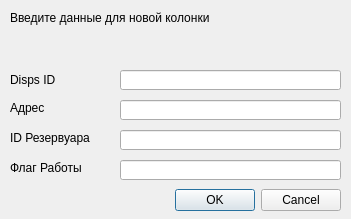
Before: the Qt Designer form dataBaseFirebird/dialogs/addpointsdialog.ui in Evgeniykull/DataBase, drawn with Qt 5.
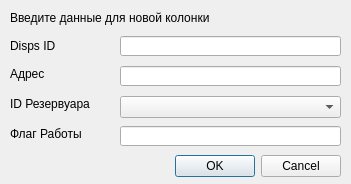
After: the same form once the commit is applied.

Diff of the .ui file:
```diff
--- a/dataBaseFirebird/dialogs/addpointsdialog.ui
+++ b/dataBaseFirebird/dialogs/addpointsdialog.ui
@@ -7,7 +7,7 @@
     <x>0</x>
     <y>0</y>
     <width>351</width>
-    <height>219</height>
+    <height>184</height>
    </rect>
   </property>
   <property name="windowTitle">
@@ -17,7 +17,7 @@
    <property name="geometry">
     <rect>
      <x>10</x>
-     <y>184</y>
+     <y>150</y>
      <width>331</width>
      <height>32</height>
     </rect>
@@ -33,7 +33,7 @@
    <property name="geometry">
     <rect>
      <x>10</x>
-     <y>72</y>
+     <y>38</y>
      <width>101</width>
      <height>16</height>
     </rect>
@@ -46,7 +46,7 @@
    <property name="geometry">
     <rect>
      <x>120</x>
-     <y>100</y>
+     <y>66</y>
      <width>221</width>
      <height>20</height>
     </rect>
@@ -56,7 +56,7 @@
    <property name="geometry">
     <rect>
      <x>120</x>
-     <y>70</y>
+     <y>36</y>
      <width>221</width>
      <height>20</height>
     </rect>
@@ -72,7 +72,7 @@
    <property name="geometry">
     <rect>
      <x>10</x>
-     <y>100</y>
+     <y>66</y>
      <width>101</width>
      <height>16</height>
     </rect>
@@ -94,21 +94,11 @@
     <string>Введите данные для новой колонки</string>
    </property>
   </widget>
-  <widget class="QLineEdit" name="leTankId">
-   <property name="geometry">
-    <rect>
-     <x>120</x>
-     <y>130</y>
-     <width>221</width>
-     <height>20</height>
-    </rect>
-   </property>
-  </widget>
   <widget class="QLabel" name="label_4">
    <property name="geometry">
     <rect>
      <x>10</x>
-     <y>130</y>
+     <y>96</y>
      <width>101</width>
      <height>16</height>
     </rect>
@@ -121,7 +111,7 @@
    <property name="geometry">
     <rect>
      <x>10</x>
-     <y>160</y>
+     <y>126</y>
      <width>101</width>
      <height>16</height>
     </rect>
@@ -134,12 +124,22 @@
    <property name="geometry">
     <rect>
      <x>120</x>
-     <y>160</y>
+     <y>126</y>
      <width>221</width>
      <height>20</height>
     </rect>
    </property>
   </widget>
+  <widget class="QComboBox" name="cbTankId">
+   <property name="geometry">
+    <rect>
+     <x>120</x>
+     <y>96</y>
+     <width>221</width>
+     <height>22</height>
+    </rect>
+   </property>
+  </widget>
  </widget>
  <resources/>
  <connections>
```
Left out of the diff: 8 changed lines with no effect on the pictures.
